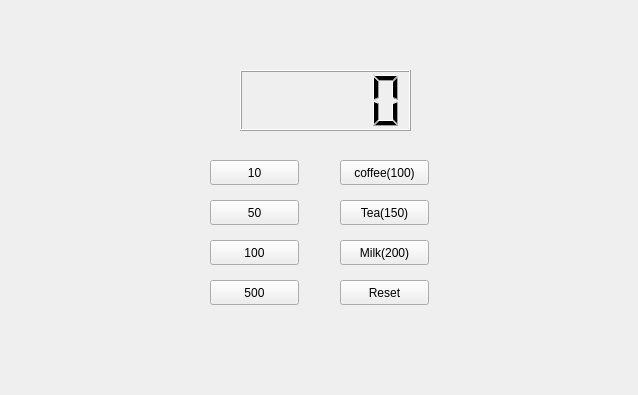
shinequasar/Qt-GUI, file widget.ui: the form before one commit.
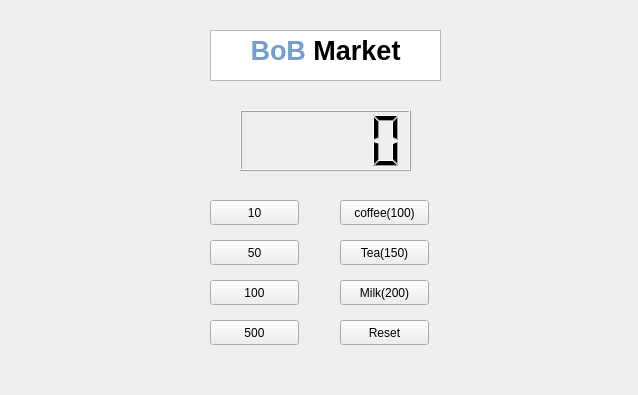
The form after the commit.

Commit message: [Update] GUI vending machine program at Qt

Patch:
```diff
--- a/widget.ui
+++ b/widget.ui
@@ -17,7 +17,7 @@
    <property name="geometry">
     <rect>
      <x>240</x>
-     <y>70</y>
+     <y>110</y>
      <width>171</width>
      <height>61</height>
     </rect>
@@ -27,7 +27,7 @@
    <property name="geometry">
     <rect>
      <x>210</x>
-     <y>160</y>
+     <y>200</y>
      <width>89</width>
      <height>25</height>
     </rect>
@@ -40,7 +40,7 @@
    <property name="geometry">
     <rect>
      <x>210</x>
-     <y>200</y>
+     <y>240</y>
      <width>89</width>
      <height>25</height>
     </rect>
@@ -53,7 +53,7 @@
    <property name="geometry">
     <rect>
      <x>210</x>
-     <y>240</y>
+     <y>280</y>
      <width>89</width>
      <height>25</height>
     </rect>
@@ -66,7 +66,7 @@
    <property name="geometry">
     <rect>
      <x>210</x>
-     <y>280</y>
+     <y>320</y>
      <width>89</width>
      <height>25</height>
     </rect>
@@ -79,7 +79,7 @@
    <property name="geometry">
     <rect>
      <x>340</x>
-     <y>280</y>
+     <y>320</y>
      <width>89</width>
      <height>25</height>
     </rect>
@@ -92,7 +92,7 @@
    <property name="geometry">
     <rect>
      <x>340</x>
-     <y>160</y>
+     <y>200</y>
      <width>89</width>
      <height>25</height>
     </rect>
@@ -105,7 +105,7 @@
    <property name="geometry">
     <rect>
      <x>340</x>
-     <y>200</y>
+     <y>240</y>
      <width>89</width>
      <height>25</height>
     </rect>
@@ -118,7 +118,7 @@
    <property name="geometry">
     <rect>
      <x>340</x>
-     <y>240</y>
+     <y>280</y>
      <width>89</width>
      <height>25</height>
     </rect>
@@ -127,6 +127,23 @@
     <string>Milk(200)</string>
    </property>
   </widget>
+  <widget class="QTextEdit" name="textEdit">
+   <property name="geometry">
+    <rect>
+     <x>210</x>
+     <y>30</y>
+     <width>231</width>
+     <height>51</height>
+    </rect>
+   </property>
+   <property name="html">
+    <string>&lt;!DOCTYPE HTML PUBLIC &quot;-//W3C//DTD HTML 4.0//EN&quot; &quot;http://www.w3.org/TR/REC-html40/strict.dtd&quot;&gt;
+&lt;html&gt;&lt;head&gt;&lt;meta name=&quot;qrichtext&quot; content=&quot;1&quot; /&gt;&lt;style type=&quot;text/css&quot;&gt;
+p, li { white-space: pre-wrap; }
+&lt;/style&gt;&lt;/head&gt;&lt;body style=&quot; font-family:'Ubuntu'; font-size:11pt; font-weight:400; font-style:normal;&quot;&gt;
+&lt;p align=&quot;center&quot; style=&quot; margin-top:0px; margin-bottom:0px; margin-left:0px; margin-right:0px; -qt-block-indent:0; text-indent:0px;&quot;&gt;&lt;span style=&quot; font-size:20pt; font-weight:600; color:#729fcf;&quot;&gt;BoB&lt;/span&gt;&lt;span style=&quot; font-size:20pt; font-weight:600;&quot;&gt; Market&lt;/span&gt;&lt;/p&gt;&lt;/body&gt;&lt;/html&gt;</string>
+   </property>
+  </widget>
  </widget>
  <resources/>
  <connections/>
```
The commit also changes 2 other files.
